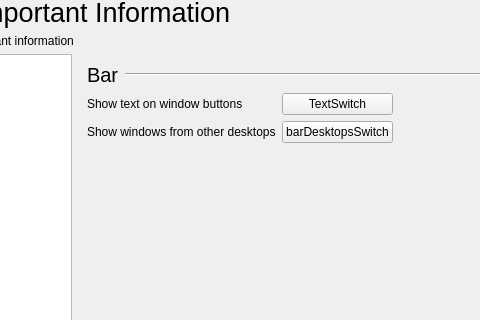
Before: the Qt Designer form infopanedropdown.ui in vicr123/theshell, drawn with Qt 5; both pictures show x 204 to 684 and y 98 to 418 of the 1200 by 835 pixel window.
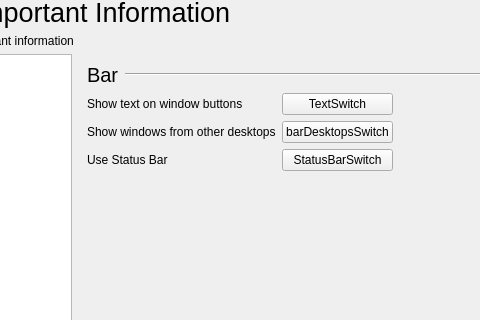
After: the same form once the commit is applied. The open tabs and pages were chosen to show the change. Icons and pictures are not drawn. Custom widgets are drawn as their Qt base class.

Commit message: New Status Bar in settings

```diff
--- a/infopanedropdown.ui
+++ b/infopanedropdown.ui
@@ -1776,19 +1776,6 @@
                </property>
               </widget>
              </item>
-             <item row="3" column="0">
-              <spacer name="verticalSpacer_17">
-               <property name="orientation">
-                <enum>Qt::Vertical</enum>
-               </property>
-               <property name="sizeHint" stdset="0">
-                <size>
-                 <width>20</width>
-                 <height>40</height>
-                </size>
-               </property>
-              </spacer>
-             </item>
              <item row="2" column="0">
               <widget class="QLabel" name="label_35">
                <property name="text">
@@ -1796,6 +1783,19 @@
                </property>
               </widget>
              </item>
+             <item row="4" column="0">
+              <spacer name="verticalSpacer_17">
+               <property name="orientation">
+                <enum>Qt::Vertical</enum>
+               </property>
+               <property name="sizeHint" stdset="0">
+                <size>
+                 <width>20</width>
+                 <height>40</height>
+                </size>
+               </property>
+              </spacer>
+             </item>
              <item row="2" column="1">
               <widget class="Switch" name="barDesktopsSwitch">
                <property name="text">
@@ -1803,6 +1803,20 @@
                </property>
               </widget>
              </item>
+             <item row="3" column="0">
+              <widget class="QLabel" name="label_69">
+               <property name="text">
+                <string>Use Status Bar</string>
+               </property>
+              </widget>
+             </item>
+             <item row="3" column="1">
+              <widget class="Switch" name="StatusBarSwitch">
+               <property name="text">
+                <string notr="true">StatusBarSwitch</string>
+               </property>
+              </widget>
+             </item>
             </layout>
            </widget>
            <widget class="QWidget" name="page_2">
```
Left out of the diff: 10 changed lines with no effect on the pictures. The commit also changes 9 other files.
